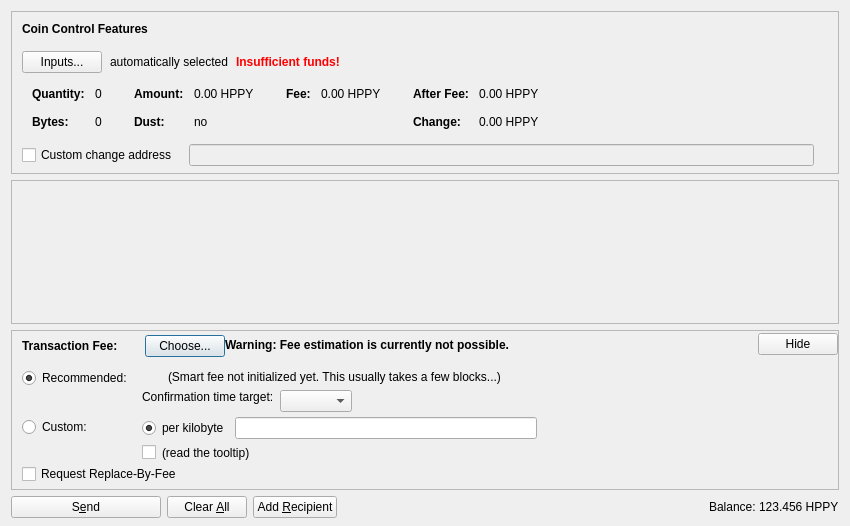
Old version of the form src/qt/forms/sendcoinsdialog.ui in the repository TriangleEarth/TES.
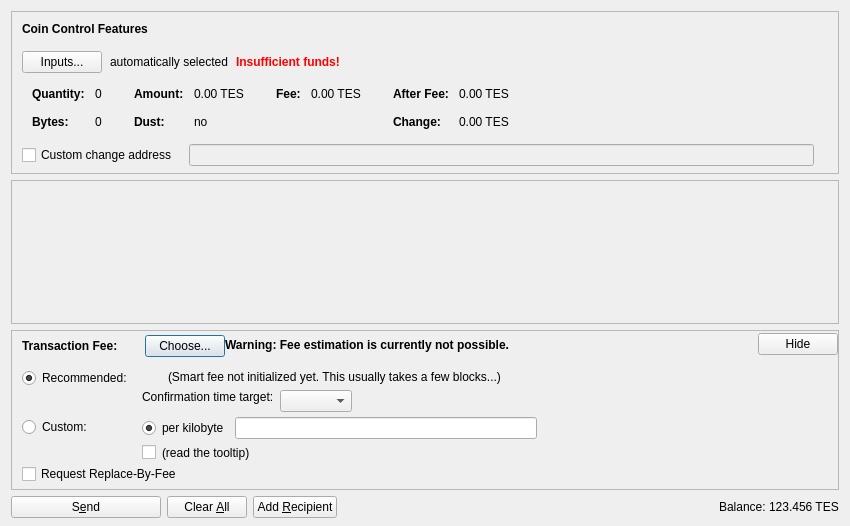
New version of the form. Icons and pictures are not drawn. Custom widgets are drawn as their Qt base class.

```diff
--- a/src/qt/forms/sendcoinsdialog.ui
+++ b/src/qt/forms/sendcoinsdialog.ui
@@ -324,7 +324,7 @@
                   <enum>Qt::ActionsContextMenu</enum>
                  </property>
                  <property name="text">
-                  <string notr="true">0.00 HPPY</string>
+                  <string notr="true">0.00 TES</string>
                  </property>
                  <property name="textInteractionFlags">
                   <set>Qt::LinksAccessibleByMouse|Qt::TextSelectableByKeyboard|Qt::TextSelectableByMouse</set>
@@ -404,7 +404,7 @@
                   <enum>Qt::ActionsContextMenu</enum>
                  </property>
                  <property name="text">
-                  <string notr="true">0.00 HPPY</string>
+                  <string notr="true">0.00 TES</string>
                  </property>
                  <property name="textInteractionFlags">
                   <set>Qt::LinksAccessibleByMouse|Qt::TextSelectableByKeyboard|Qt::TextSelectableByMouse</set>
@@ -455,7 +455,7 @@
                   <enum>Qt::ActionsContextMenu</enum>
                  </property>
                  <property name="text">
-                  <string notr="true">0.00 HPPY</string>
+                  <string notr="true">0.00 TES</string>
                  </property>
                  <property name="textInteractionFlags">
                   <set>Qt::LinksAccessibleByMouse|Qt::TextSelectableByKeyboard|Qt::TextSelectableByMouse</set>
@@ -484,7 +484,7 @@
                   <enum>Qt::ActionsContextMenu</enum>
                  </property>
                  <property name="text">
-                  <string notr="true">0.00 HPPY</string>
+                  <string notr="true">0.00 TES</string>
                  </property>
                  <property name="textInteractionFlags">
                   <set>Qt::LinksAccessibleByMouse|Qt::TextSelectableByKeyboard|Qt::TextSelectableByMouse</set>
@@ -1253,7 +1253,7 @@
           <cursorShape>IBeamCursor</cursorShape>
          </property>
          <property name="text">
-          <string notr="true">123.456 HPPY</string>
+          <string notr="true">123.456 TES</string>
          </property>
          <property name="textInteractionFlags">
           <set>Qt::LinksAccessibleByMouse|Qt::TextSelectableByKeyboard|Qt::TextSelectableByMouse</set>
```
Left out of the diff: 4 changed lines with no effect on the pictures.
